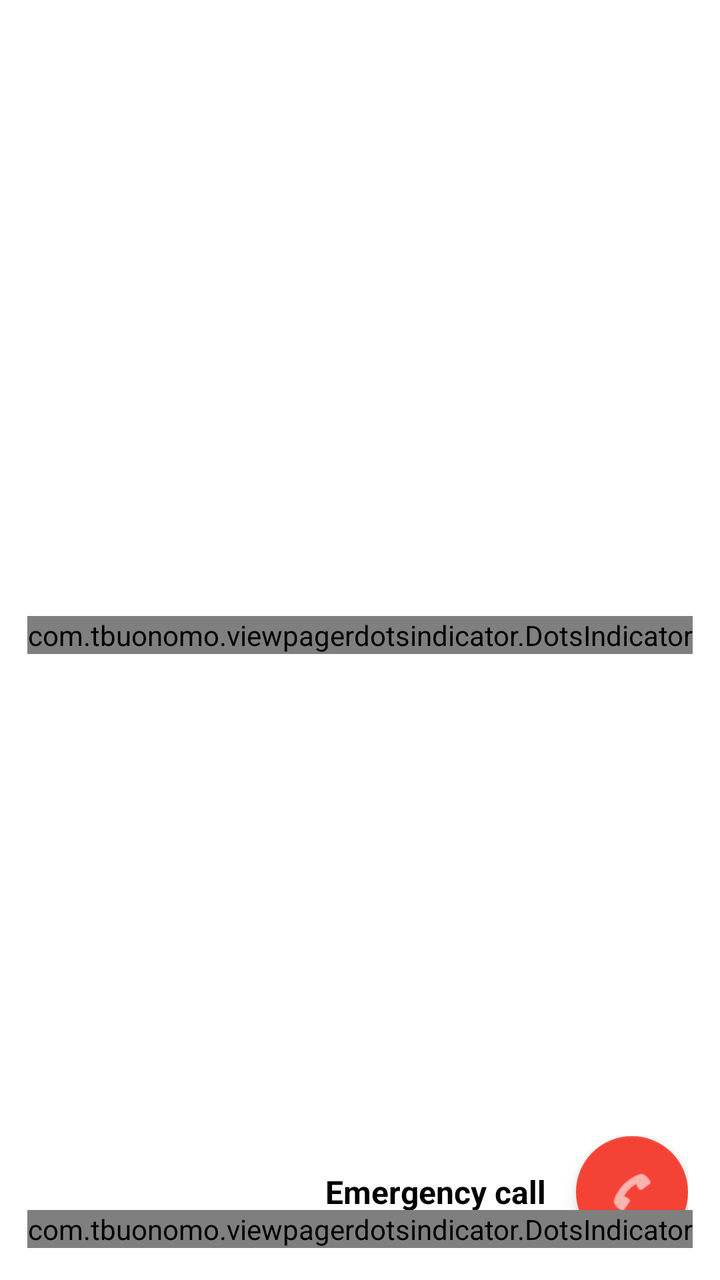
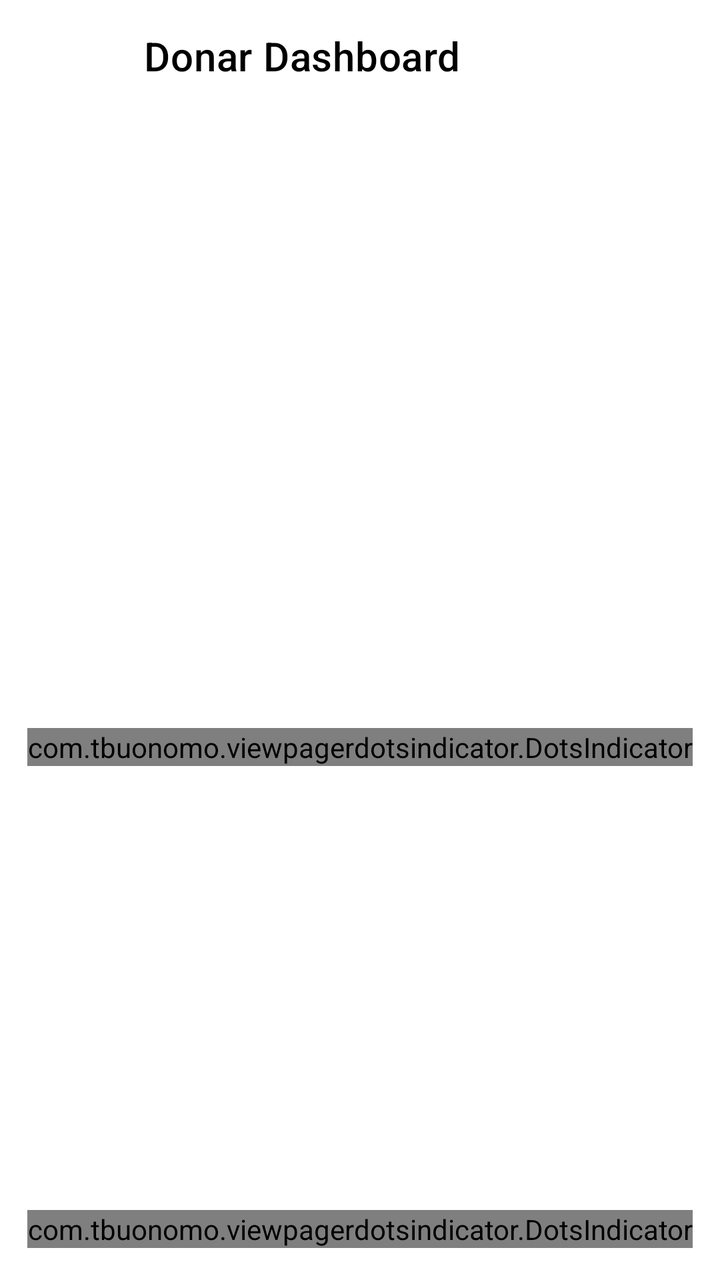

Screens rendered from an Android XML layout before and after an edit, with the pre-edit source and the edit as a unified diff.
<!-- AndroidManifest.xml: application theme Theme.OrganDonationApp -->
<!-- res/layout/activity_donor_dashboard.xml -->
<?xml version="1.0" encoding="utf-8"?>
<RelativeLayout xmlns:android="http://schemas.android.com/apk/res/android"
    xmlns:app="http://schemas.android.com/apk/res-auto"
    xmlns:tools="http://schemas.android.com/tools"
    android:layout_width="match_parent"
    android:layout_height="match_parent"
    tools:context=".DonorDashboardActivity">

    
    <androidx.viewpager2.widget.ViewPager2
        android:id="@+id/imageSlider"
        android:layout_width="match_parent"
        android:layout_height="300dp"
        android:layout_alignParentTop="true" />

    
    <com.tbuonomo.viewpagerdotsindicator.DotsIndicator
        android:id="@+id/dotsIndicatorHeader"
        android:layout_width="wrap_content"
        android:layout_height="wrap_content"
        android:layout_below="@id/imageSlider"
        android:layout_centerHorizontal="true"
        android:layout_marginTop="8dp"
        app:dotsColor="#BDBDBD"
        app:selectedDotColor="@color/deep_purple"
        app:dotsSize="12dp"
        app:dotsSpacing="6dp" />



    <LinearLayout
        android:layout_width="match_parent"
        android:layout_height="wrap_content"
        android:orientation="horizontal"
        android:gravity="center_vertical|end"
        android:layout_alignParentBottom="true"
        android:layout_margin="16dp">

        
        <TextView
            android:id="@+id/tvHelpline"
            android:layout_width="wrap_content"
            android:layout_height="wrap_content"
            android:text="Emergency call"
            android:textSize="16sp"
            android:textStyle="bold"
            android:textColor="@android:color/black"
            android:layout_marginEnd="15dp" />

        
        <com.google.android.material.floatingactionbutton.FloatingActionButton
            android:id="@+id/fabEmergencyCall"
            android:layout_width="wrap_content"
            android:layout_height="wrap_content"
            android:src="@android:drawable/ic_menu_call"
            app:backgroundTint="@color/red"
            android:contentDescription="Emergency Call" />
    </LinearLayout>
    <androidx.viewpager2.widget.ViewPager2
        android:id="@+id/viewPager"
        android:layout_width="match_parent"
        android:layout_height="match_parent"
        android:layout_below="@id/imageSlider" />

    <com.tbuonomo.viewpagerdotsindicator.DotsIndicator
        android:id="@+id/dots_indicator"
        android:layout_width="wrap_content"
        android:layout_height="wrap_content"
        android:layout_alignBottom="@id/viewPager"
        android:layout_centerHorizontal="true"
        android:layout_marginBottom="16dp"
        app:dotsColor="#BDBDBD"
        app:dotsCornerRadius="8dp"
        app:dotsSize="12dp"
        app:dotsSpacing="4dp"
        app:dotsWidthFactor="2.5"
        app:progressMode="true"
        app:selectedDotColor="@color/deep_purple" />



</RelativeLayout>
<!-- resources referenced by this layout -->
<resources>
  <color name="deep_purple">#673AB7</color>
  <color name="red">#F44336</color>
  <style name="Theme.OrganDonationApp" parent="Theme.MaterialComponents.DayNight.NoActionBar">
          <item name="colorPrimary">@color/purple_500</item>
          <item name="colorPrimaryVariant">@color/purple_700</item>
          <item name="colorOnPrimary">@color/white</item>
  
          <item name="colorSecondary">@color/teal_200</item>
          <item name="colorSecondaryVariant">@color/teal_700</item>
          <item name="colorOnSecondary">@color/white</item>
  
          <item name="android:windowBackground">@color/white</item>
          <item name="android:statusBarColor">@color/purple_700</item>
          <item name="android:textColorPrimary">@color/black</item>
      </style>
  <color name="purple_500">#6200EE</color>
  <color name="purple_700">#3700B3</color>
  <color name="white">#FFFFFF</color>
  <color name="teal_200">#03DAC5</color>
  <color name="teal_700">#018786</color>
  <color name="black">#000000</color>
</resources>

<!-- the commit's change to res/layout/activity_donor_dashboard.xml (unified diff, before → after) -->
@@ -1,82 +1,81 @@
-<?xml version="1.0" encoding="utf-8"?>
-<RelativeLayout xmlns:android="http://schemas.android.com/apk/res/android"
+<androidx.drawerlayout.widget.DrawerLayout
+    xmlns:android="http://schemas.android.com/apk/res/android"
     xmlns:app="http://schemas.android.com/apk/res-auto"
     xmlns:tools="http://schemas.android.com/tools"
+    android:id="@+id/drawer_layout"
     android:layout_width="match_parent"
     android:layout_height="match_parent"
     tools:context=".DonorDashboardActivity">
 
     
-    <androidx.viewpager2.widget.ViewPager2
-        android:id="@+id/imageSlider"
+    <RelativeLayout
         android:layout_width="match_parent"
-        android:layout_height="300dp"
-        android:layout_alignParentTop="true" />
+        android:layout_height="match_parent">
+
+        
+        <androidx.appcompat.widget.Toolbar
+            android:id="@+id/toolbar"
+            android:layout_width="match_parent"
+            android:layout_height="?attr/actionBarSize"
+            android:background="@android:color/white"
+            app:title="Donar Dashboard"
+            app:titleTextColor="@android:color/black"
+            app:navigationIcon="@drawable/ic_menu_white" />
+
+        
+        <androidx.viewpager2.widget.ViewPager2
+            android:id="@+id/imageSlider"
+            android:layout_width="match_parent"
+            android:layout_height="300dp"
+            android:layout_below="@id/toolbar" />
+
+        
+        <com.tbuonomo.viewpagerdotsindicator.DotsIndicator
+            android:id="@+id/dotsIndicatorHeader"
+            android:layout_width="wrap_content"
+            android:layout_height="wrap_content"
+            android:layout_below="@id/imageSlider"
+            android:layout_centerHorizontal="true"
+            android:layout_marginTop="8dp"
+            app:dotsColor="#BDBDBD"
+            app:selectedDotColor="@color/deep_purple"
+            app:dotsSize="12dp"
+            app:dotsSpacing="6dp" />
+
+        
+
+
+        
+        <androidx.viewpager2.widget.ViewPager2
+            android:id="@+id/viewPager"
+            android:layout_width="match_parent"
+            android:layout_height="match_parent"
+            android:layout_below="@id/imageSlider" />
+
+        <com.tbuonomo.viewpagerdotsindicator.DotsIndicator
+            android:id="@+id/dots_indicator"
+            android:layout_width="wrap_content"
+            android:layout_height="wrap_content"
+            android:layout_alignBottom="@id/viewPager"
+            android:layout_centerHorizontal="true"
+            android:layout_marginBottom="16dp"
+            app:dotsColor="#BDBDBD"
+            app:dotsCornerRadius="8dp"
+            app:dotsSize="12dp"
+            app:dotsSpacing="4dp"
+            app:dotsWidthFactor="2.5"
+            app:progressMode="true"
+            app:selectedDotColor="@color/deep_purple" />
+
+    </RelativeLayout>
 
     
-    <com.tbuonomo.viewpagerdotsindicator.DotsIndicator
-        android:id="@+id/dotsIndicatorHeader"
+    <com.google.android.material.navigation.NavigationView
+        android:id="@+id/nav_view"
         android:layout_width="wrap_content"
-        android:layout_height="wrap_content"
-        android:layout_below="@id/imageSlider"
-        android:layout_centerHorizontal="true"
-        android:layout_marginTop="8dp"
-        app:dotsColor="#BDBDBD"
-        app:selectedDotColor="@color/deep_purple"
-        app:dotsSize="12dp"
-        app:dotsSpacing="6dp" />
+        android:layout_height="match_parent"
+        android:layout_gravity="start"
+        android:background="@android:color/white"
+        app:menu="@menu/drawer_menu" />
 
-
-
-    <LinearLayout
-        android:layout_width="match_parent"
-        android:layout_height="wrap_content"
-        android:orientation="horizontal"
-        android:gravity="center_vertical|end"
-        android:layout_alignParentBottom="true"
-        android:layout_margin="16dp">
-
-        
-        <TextView
-            android:id="@+id/tvHelpline"
-            android:layout_width="wrap_content"
-            android:layout_height="wrap_content"
-            android:text="Emergency call"
-            android:textSize="16sp"
-            android:textStyle="bold"
-            android:textColor="@android:color/black"
-            android:layout_marginEnd="15dp" />
-
-        
-        <com.google.android.material.floatingactionbutton.FloatingActionButton
-            android:id="@+id/fabEmergencyCall"
-            android:layout_width="wrap_content"
-            android:layout_height="wrap_content"
-            android:src="@android:drawable/ic_menu_call"
-            app:backgroundTint="@color/red"
-            android:contentDescription="Emergency Call" />
-    </LinearLayout>
-    <androidx.viewpager2.widget.ViewPager2
-        android:id="@+id/viewPager"
-        android:layout_width="match_parent"
-        android:layout_height="match_parent"
-        android:layout_below="@id/imageSlider" />
-
-    <com.tbuonomo.viewpagerdotsindicator.DotsIndicator
-        android:id="@+id/dots_indicator"
-        android:layout_width="wrap_content"
-        android:layout_height="wrap_content"
-        android:layout_alignBottom="@id/viewPager"
-        android:layout_centerHorizontal="true"
-        android:layout_marginBottom="16dp"
-        app:dotsColor="#BDBDBD"
-        app:dotsCornerRadius="8dp"
-        app:dotsSize="12dp"
-        app:dotsSpacing="4dp"
-        app:dotsWidthFactor="2.5"
-        app:progressMode="true"
-        app:selectedDotColor="@color/deep_purple" />
-
-
-
-</RelativeLayout>
+</androidx.drawerlayout.widget.DrawerLayout>
<!-- resource entries referenced after the edit -->
@@ -1,7 +1,20 @@
 <!-- resources referenced by this layout -->
 <resources>
   <color name="deep_purple">#673AB7</color>
-  <color name="red">#F44336</color>
+  <!-- drawable ic_menu_white (drawable) -->
+  <?xml version="1.0" encoding="utf-8"?>
+  <selector xmlns:android="http://schemas.android.com/apk/res/android">
+      <vector xmlns:android="http://schemas.android.com/apk/res/android"
+          android:width="24dp"
+          android:height="24dp"
+          android:viewportWidth="24"
+          android:viewportHeight="24">
+          <path
+              android:fillColor="#673AB7"
+              android:pathData="M3,6h18v2H3zM3,11h18v2H3zM3,16h18v2H3z"/>
+      </vector>
+  
+  </selector>
   <style name="Theme.OrganDonationApp" parent="Theme.MaterialComponents.DayNight.NoActionBar">
           <item name="colorPrimary">@color/purple_500</item>
           <item name="colorPrimaryVariant">@color/purple_700</item>
